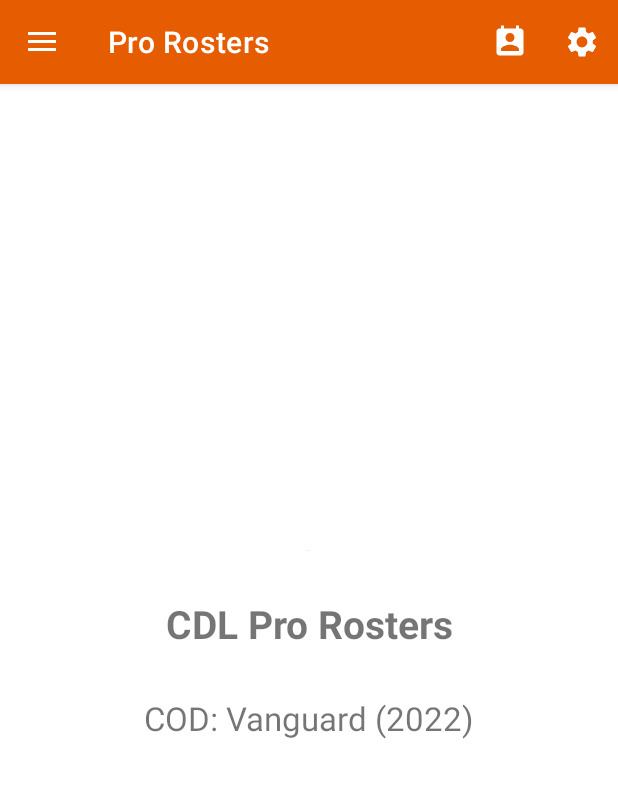
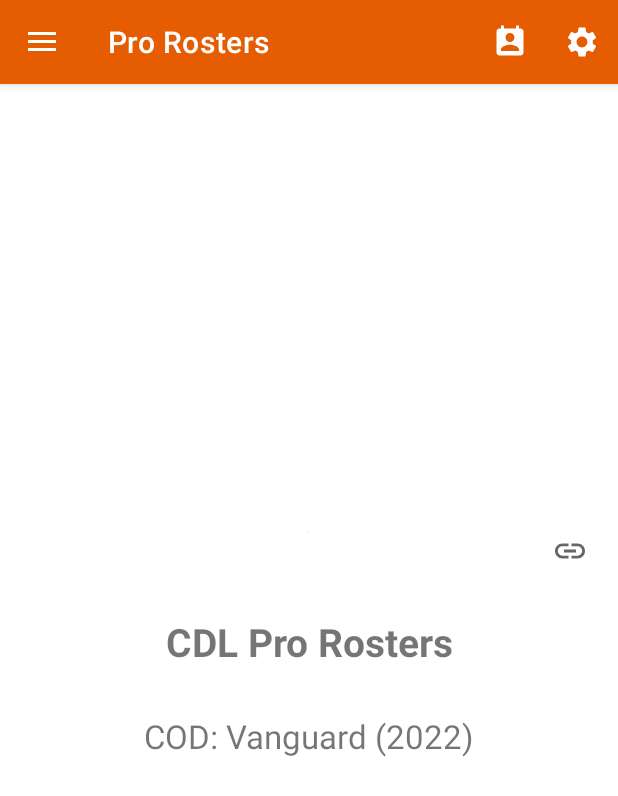
Before and after one commit to robbiebrush/CODAssistantAndroid, an Android app: the screen it shows after launch (MainActivity), in the side drawer, after a tap on "Pro Rosters", on a phone screen of 412 x 824 dp. Shown: the top 796 px of the screen. Run offline under Robolectric (Android 15) with nearby library versions, the phone set to English and light mode, and no system bars; our stand-ins replace Picasso, Volley, navigation-ui; network calls fail; pictures from the network do not load.

```diff
--- a/app/src/main/java/com/example/codassistant/Database/pojos/Match.java
+++ b/app/src/main/java/com/example/codassistant/Database/pojos/Match.java
@@ -15,7 +15,6 @@ public class Match implements Parcelable {
     private double elims;
     private double deaths;
     private int obj;
-    private long lastUpdated;
 
     public Match(String map, String mode, int teamScore, int oppScore, int elims, int deaths, int obj) {
         this.map = map;
@@ -25,7 +24,6 @@ public class Match implements Parcelable {
         this.elims = elims;
         this.deaths = deaths;
         this.obj = obj;
-        this.lastUpdated = System.currentTimeMillis() - 900000;
     }
 
     public Match(int id, String map, String mode, int teamScore, int oppScore, int elims, int deaths, int obj) {
@@ -37,7 +35,6 @@ public class Match implements Parcelable {
         this.elims = elims;
         this.deaths = deaths;
         this.obj = obj;
-        this.lastUpdated = System.currentTimeMillis() - 900000;
     }
 
     public Match() {
--- a/app/src/main/java/com/example/codassistant/ViewPagers/RosterPager/CustomViewPager2Adapter.java
+++ b/app/src/main/java/com/example/codassistant/ViewPagers/RosterPager/CustomViewPager2Adapter.java
@@ -23,8 +23,8 @@ import java.util.ArrayList;
 
 public class CustomViewPager2Adapter extends FragmentStateAdapter {
     private ArrayList<JSONObject> teamList;
-    private JSONObject teamObject;
     private Context context;
+    private long lastPulled;
     String url =
             "https://api.pandascore.co/codmw/teams?token=mvWM5Bc17pu66vR9ecg3q5ZdzX0WG6kallqmeaXbciBD-4DJ_bU";
     /**
@@ -39,7 +39,8 @@ public class CustomViewPager2Adapter extends FragmentStateAdapter {
 
     @NonNull
     public Fragment createFragment(int position) {
-        //if(System.currentTimeMillis() - location.getLastUpdated() > 600000) {
+        if(System.currentTimeMillis() - lastPulled > 7889400000L) {
+            lastPulled = System.currentTimeMillis();
             JsonArrayRequest request = new JsonArrayRequest(Request.Method.GET, url, null,
                     new Response.Listener<JSONArray>() {
                         @Override
@@ -71,11 +72,11 @@ public class CustomViewPager2Adapter extends FragmentStateAdapter {
                     new Response.ErrorListener() {
                         @Override
                         public void onErrorResponse(VolleyError error) {
-                        Log.d("VOLLEY_ERROR", error.getLocalizedMessage());
+                            Log.d("VOLLEY_ERROR", "error");
                         }
                     });
             RostersSingleton.getInstance(context).getRequestQueue().add(request);
-
+        }
         switch (position) {
             case 0:
                 return ViewPager2Fragment.newInstance("https://styles.redditmedia.com/t5_3sgon3/styles/communityIcon_m4hjnmn9nuw71.png?width=256&s=eec96e0cb80b1899e6088cea3e31293a424727a2", "\nCDL Pro Rosters\n", "COD: Vanguard (2022)");
--- a/app/src/main/res/layout/fragment_view_pager2.xml
+++ b/app/src/main/res/layout/fragment_view_pager2.xml
@@ -2,6 +2,7 @@
 <ScrollView
     xmlns:android="http://schemas.android.com/apk/res/android"
     xmlns:tools="http://schemas.android.com/tools"
+    xmlns:app="http://schemas.android.com/apk/res-auto"
     android:layout_width="match_parent"
     android:layout_height="wrap_content">
     <!--ViewPage layout-->
@@ -26,8 +27,9 @@
             android:layout_width="wrap_content"
             android:layout_height="wrap_content"
             android:layout_weight="1"
-            android:layout_gravity="center"
-            tools:src="@drawable/ic_baseline_insert_link_24" />
+            android:layout_gravity="right"
+            app:srcCompat="@drawable/ic_baseline_insert_link_24"
+            android:paddingRight="20dp" />
 
         <TextView
             android:id="@+id/teamName"
```
Also changed, not shown: app/src/main/java/com/example/codassistant/ViewPagers/RosterPager/ViewPager2Fragment.java (+59 -0 lines). Lines whose indentation alone changed are shown as unchanged.
